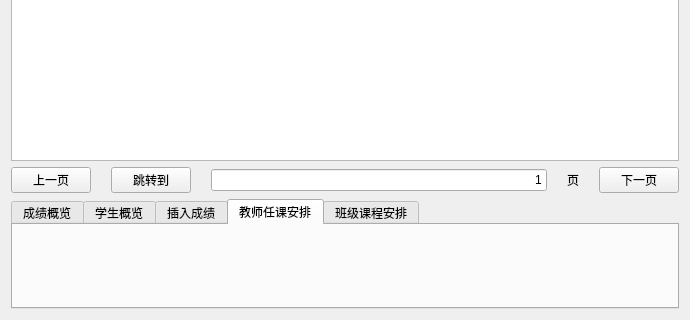
Before: the Qt Designer form src/MainWindow.ui in lixiao189/grade-manager, drawn with Qt 5; both pictures show x 0 to 690 and y 180 to 500 of the 690 by 500 pixel window.
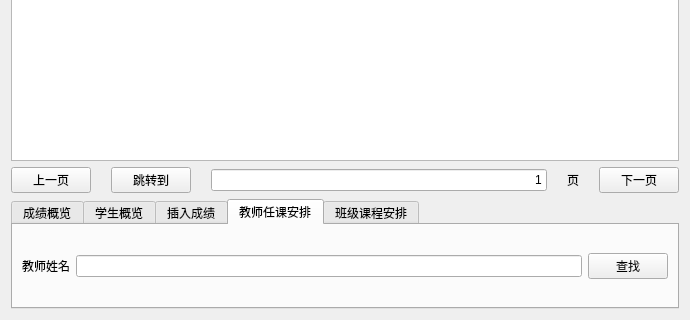
After: the same form once the commit is applied. The open tabs and pages were chosen to show the change.

Commit message: teacher's lesson query finished

```diff
--- a/src/MainWindow.ui
+++ b/src/MainWindow.ui
@@ -207,6 +207,25 @@
       <attribute name="title">
        <string>教师任课安排</string>
       </attribute>
+      <layout class="QHBoxLayout" name="horizontalLayout_4">
+       <item>
+        <widget class="QLabel" name="label_5">
+         <property name="text">
+          <string>教师姓名</string>
+         </property>
+        </widget>
+       </item>
+       <item>
+        <widget class="QLineEdit" name="teacher_name_input"/>
+       </item>
+       <item>
+        <widget class="QPushButton" name="teacher_info_button">
+         <property name="text">
+          <string>查找</string>
+         </property>
+        </widget>
+       </item>
+      </layout>
      </widget>
      <widget class="QWidget" name="tab_5">
       <attribute name="title">
```
Left out of the diff: 2 changed lines with no effect on the pictures. The commit also changes 4 other files.
